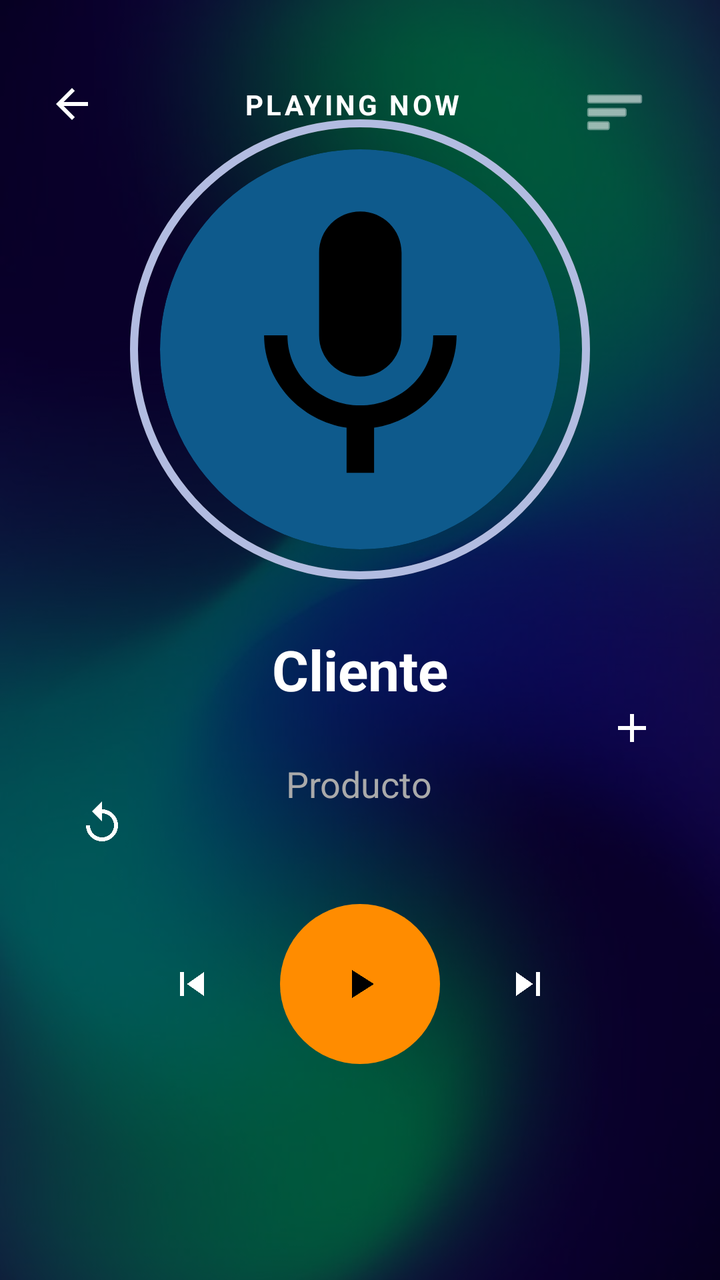
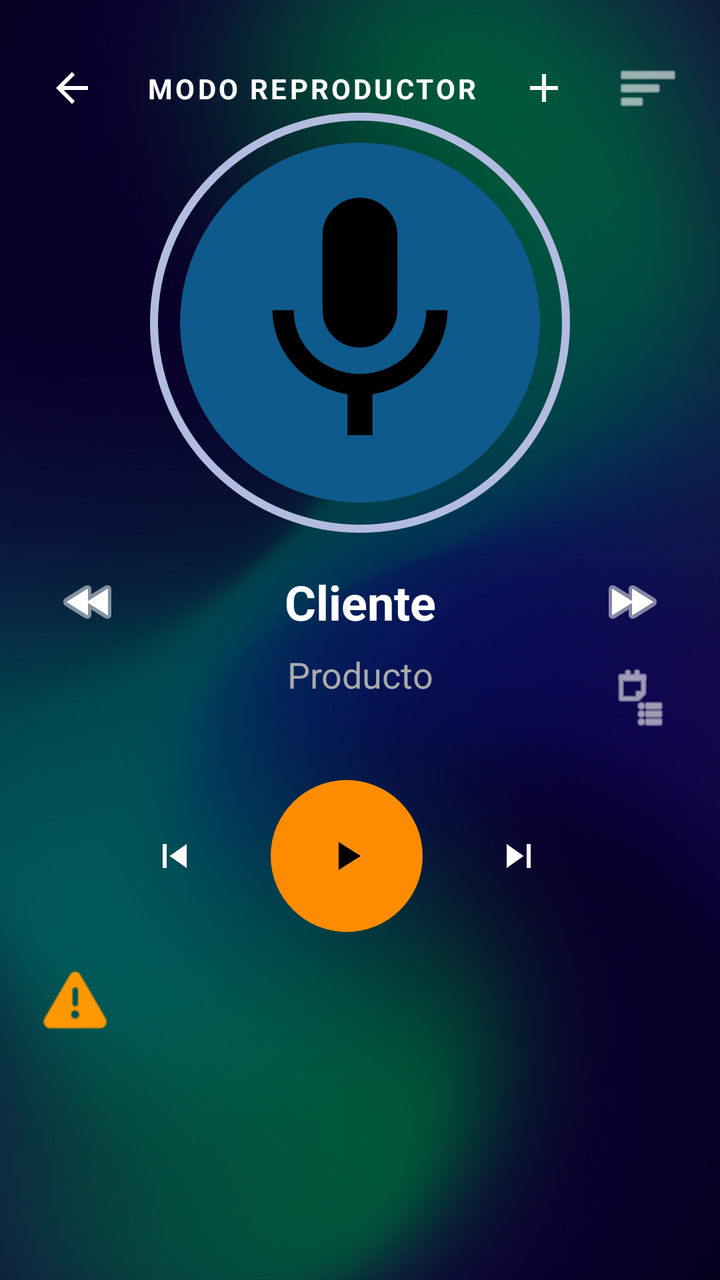

Before-and-after screenshots of an Android layout around one commit, followed by the original layout XML and the change that was made.
<!-- AndroidManifest.xml: application theme Theme.MyApplication -->
<!-- res/layout/pedidos.xml -->
<?xml version="1.0" encoding="utf-8"?>
<androidx.constraintlayout.widget.ConstraintLayout xmlns:android="http://schemas.android.com/apk/res/android"
    xmlns:app="http://schemas.android.com/apk/res-auto"
    xmlns:tools="http://schemas.android.com/tools"
    android:layout_width="match_parent"
    android:layout_height="match_parent"
    android:background="@drawable/fondo"
    tools:context=".service.Pedidos">

    <View
        android:id="@+id/view2"
        android:layout_width="match_parent"
        android:layout_height="match_parent"
        android:background="#A6000000"
        app:layout_constraintBottom_toBottomOf="parent"
        app:layout_constraintEnd_toEndOf="parent"
        app:layout_constraintStart_toStartOf="parent"
        app:layout_constraintTop_toTopOf="parent" />

    <ImageButton
        android:id="@+id/btn_back"
        android:layout_width="wrap_content"
        android:layout_height="wrap_content"
        android:layout_marginStart="8dp"
        android:layout_marginTop="24dp"
        android:background="?attr/selectableItemBackgroundBorderless"
        android:contentDescription="Volver atrás"
        android:padding="16dp"
        android:src="@drawable/ic_arrow_back"
        app:layout_constraintStart_toStartOf="parent"
        app:layout_constraintTop_toTopOf="parent"
        app:tint="@color/white" />

    <ImageButton
        android:id="@+id/btn_more_options"
        android:layout_width="wrap_content"
        android:layout_height="wrap_content"
        android:layout_marginTop="24dp"
        android:layout_marginEnd="8dp"
        android:background="?attr/selectableItemBackgroundBorderless"
        android:contentDescription="Más opciones"
        android:padding="16dp"
        android:src="@android:drawable/ic_menu_sort_by_size"
        app:layout_constraintBottom_toTopOf="@+id/btn_import"
        app:layout_constraintEnd_toEndOf="parent"
        app:layout_constraintHorizontal_bias="0.783"
        app:layout_constraintStart_toEndOf="@+id/tv_playing_now"
        app:layout_constraintTop_toTopOf="parent"
        app:layout_constraintVertical_bias="0.0"
        app:tint="@color/white" />

    <TextView
        android:id="@+id/tv_playing_now"
        android:layout_width="wrap_content"
        android:layout_height="wrap_content"
        android:letterSpacing="0.1"
        android:text="PLAYING NOW"
        android:textColor="@color/white"
        android:textSize="14sp"
        android:textStyle="bold"
        app:layout_constraintBottom_toBottomOf="@+id/btn_back"
        app:layout_constraintEnd_toStartOf="@+id/btn_import"
        app:layout_constraintStart_toEndOf="@+id/btn_back"
        app:layout_constraintTop_toTopOf="@+id/btn_back" />

    <ImageButton
        android:id="@+id/btn_import"
        android:layout_width="wrap_content"
        android:layout_height="wrap_content"
        android:layout_marginTop="336dp"
        android:layout_marginEnd="16dp"
        android:background="?attr/selectableItemBackgroundBorderless"
        android:contentDescription="Importar archivo"
        android:padding="16dp"
        android:src="@drawable/ic_import"
        app:layout_constraintEnd_toEndOf="parent"
        app:layout_constraintTop_toTopOf="parent"
        app:tint="@color/white" />

    <FrameLayout
        android:id="@+id/artist_image_container"
        android:layout_width="wrap_content"
        android:layout_height="wrap_content"
        app:layout_constraintBottom_toTopOf="@+id/guideline_center"
        app:layout_constraintEnd_toEndOf="parent"
        app:layout_constraintStart_toStartOf="parent"
        app:layout_constraintTop_toBottomOf="@+id/tv_playing_now"
        app:layout_constraintVertical_bias="0.6">

        <ImageView
            android:id="@+id/artist_image"
            android:layout_width="200dp"
            android:layout_height="200dp"
            android:layout_gravity="center"
            android:background="@drawable/circle_background"
            android:clipToOutline="true"
            android:scaleType="centerCrop" />

        <View
            android:layout_width="230dp"
            android:layout_height="230dp"
            android:layout_gravity="center"
            android:background="@drawable/circle_progress_track" />

        <View
            android:layout_width="230dp"
            android:layout_height="230dp"
            android:layout_gravity="center"
            android:background="@drawable/circle_progress_fill" />

        <ImageView
            android:id="@+id/imageView3"
            android:layout_width="176dp"
            android:layout_height="165dp"
            android:layout_gravity="center"
            app:srcCompat="@drawable/baseline_mic_24" />

    </FrameLayout>


    <TextView
        android:id="@+id/nombreCliente"
        android:layout_width="wrap_content"
        android:layout_height="wrap_content"
        android:layout_marginBottom="4dp"
        android:text="Cliente"
        android:textColor="@color/white"
        android:textSize="28sp"
        android:textStyle="bold"
        app:layout_constraintBottom_toTopOf="@+id/textoCliente"
        app:layout_constraintEnd_toEndOf="parent"
        app:layout_constraintStart_toStartOf="parent"
        app:layout_constraintTop_toTopOf="@+id/guideline_center"
        app:layout_constraintVertical_bias="0.555" />

    <TextView
        android:id="@+id/textoCliente"
        android:layout_width="wrap_content"
        android:layout_height="wrap_content"
        android:layout_marginBottom="48dp"
        android:text="Producto"
        android:textColor="@color/text_light_gray"
        android:textSize="18sp"
        app:layout_constraintBottom_toTopOf="@+id/control_buttons_layout"
        app:layout_constraintEnd_toEndOf="parent"
        app:layout_constraintHorizontal_bias="0.498"
        app:layout_constraintStart_toStartOf="parent" />

    <ImageButton
        android:id="@+id/btn_repetir"
        android:layout_width="54dp"
        android:layout_height="64dp"
        android:layout_marginStart="20dp"
        android:layout_marginEnd="8dp"
        android:background="?attr/selectableItemBackgroundBorderless"
        android:contentDescription="Repetir Pedido"
        android:padding="8dp"
        android:src="@drawable/ic_replay"
        app:layout_constraintBottom_toBottomOf="@+id/textoCliente"
        app:layout_constraintEnd_toStartOf="@+id/textoCliente"
        app:layout_constraintHorizontal_bias="0.063"
        app:layout_constraintStart_toStartOf="parent"
        app:layout_constraintTop_toTopOf="@+id/textoCliente"
        app:layout_constraintVertical_bias="0.0"
        app:tint="@color/white" />

    <LinearLayout
        android:id="@+id/control_buttons_layout"
        android:layout_width="wrap_content"
        android:layout_height="wrap_content"
        android:layout_marginTop="164dp"
        android:gravity="center"
        android:orientation="horizontal"
        app:layout_constraintEnd_toEndOf="parent"
        app:layout_constraintStart_toStartOf="parent"
        app:layout_constraintTop_toTopOf="@+id/guideline_center">

        <ImageButton
            android:id="@+id/btn_previous"
            android:layout_width="wrap_content"
            android:layout_height="wrap_content"
            android:layout_marginEnd="16dp"
            android:background="?attr/selectableItemBackgroundBorderless"
            android:contentDescription="Canción anterior"
            android:padding="16dp"
            android:src="@drawable/ic_previous"
            app:tint="@color/white" />

        <ImageButton
            android:id="@+id/btn_play_pause"
            android:layout_width="80dp"
            android:layout_height="80dp"
            android:background="@drawable/circle_play_button"
            android:contentDescription="Reproducir/Pausar"
            android:padding="20dp"
            android:src="@drawable/ic_play"
            app:tint="@color/background_dark" />

        <ImageButton
            android:id="@+id/btn_next"
            android:layout_width="wrap_content"
            android:layout_height="wrap_content"
            android:layout_marginStart="16dp"
            android:background="?attr/selectableItemBackgroundBorderless"
            android:contentDescription="Siguiente canción"
            android:padding="16dp"
            android:src="@drawable/ic_next"
            app:tint="@color/white" />
    </LinearLayout>

    <androidx.constraintlayout.widget.Guideline
        android:id="@+id/guideline_center"
        android:layout_width="wrap_content"
        android:layout_height="wrap_content"
        android:orientation="horizontal"
        app:layout_constraintGuide_percent="0.45" />

</androidx.constraintlayout.widget.ConstraintLayout>
<!-- resources referenced by this layout -->
<resources>
  <color name="background_dark">#FF000000</color>
  <color name="text_light_gray">#FFAAAAAA</color>
  <color name="white">#FFFFFFFF</color>
  <!-- drawable circle_background (drawable) -->
  <?xml version="1.0" encoding="utf-8"?>
  <shape xmlns:android="http://schemas.android.com/apk/res/android"
      android:shape="oval">
      <solid android:color="#0E5A8C"/> <size android:width="200dp" android:height="200dp"/>
  </shape>
  <!-- drawable circle_play_button (drawable) -->
  <?xml version="1.0" encoding="utf-8"?>
  <shape xmlns:android="http://schemas.android.com/apk/res/android"
      android:shape="oval">
      <solid android:color="@color/orange_accent" />
  </shape>
  <!-- drawable circle_progress_fill (drawable) -->
  <?xml version="1.0" encoding="utf-8"?>
  <shape xmlns:android="http://schemas.android.com/apk/res/android"
      android:shape="oval">
      <solid android:color="@android:color/transparent" />
      <stroke android:width="4dp" android:color="#B2BCE1" />
  </shape>
  <!-- drawable circle_progress_track (drawable) -->
  <?xml version="1.0" encoding="utf-8"?>
  <shape xmlns:android="http://schemas.android.com/apk/res/android"
      android:shape="oval">
      <stroke android:width="4dp" android:color="#33FFA500" /> </shape>
  <!-- drawable ic_arrow_back (drawable) -->
  <vector xmlns:android="http://schemas.android.com/apk/res/android"
      android:width="24dp"
      android:height="24dp"
      android:viewportWidth="24"
      android:viewportHeight="24">
      <path
          android:fillColor="@android:color/white"
          android:pathData="M20,11H7.83l5.59,-5.59L12,4l-8,8 8,8 1.41,-1.41L7.83,13H20z"/>
  </vector>
  <!-- drawable ic_import (drawable) -->
  <vector android:height="24dp" android:tint="#000000"
      android:viewportHeight="24" android:viewportWidth="24"
      android:width="24dp" xmlns:android="http://schemas.android.com/apk/res/android">
      <path android:fillColor="@android:color/white" android:pathData="M19,13h-6v6h-2v-6H5v-2h6V5h2v6h6v2z"/>
  </vector>
  <!-- drawable ic_next (drawable) -->
  <vector xmlns:android="http://schemas.android.com/apk/res/android"
      android:width="24dp"
      android:height="24dp"
      android:viewportWidth="24"
      android:viewportHeight="24">
      <path
          android:fillColor="@android:color/white"
          android:pathData="M6,18l8.5,-6L6,6v12zM16,6h2v12h-2V6z"/>
  </vector>
  <!-- drawable ic_play (drawable) -->
  <vector android:height="24dp" android:tint="#000000"
      android:viewportHeight="24" android:viewportWidth="24"
      android:width="24dp" xmlns:android="http://schemas.android.com/apk/res/android">
      <path android:fillColor="@android:color/white" android:pathData="M8,5v14l11,-7z"/>
  </vector>
  <!-- drawable ic_previous (drawable) -->
  <vector android:height="24dp" android:tint="#000000"
      android:viewportHeight="24" android:viewportWidth="24"
      android:width="24dp" xmlns:android="http://schemas.android.com/apk/res/android">
      <path android:fillColor="@android:color/white" android:pathData="M6,6h2v12L6,18zM9.5,12l8.5,6L18,6z"/>
  </vector>
  <!-- drawable ic_replay (drawable) -->
  <vector xmlns:android="http://schemas.android.com/apk/res/android"
      android:width="24dp"
      android:height="24dp"
      android:viewportWidth="24"
      android:viewportHeight="24">
      <path
          android:fillColor="@android:color/white"
          android:pathData="M12,5V1L7,6l5,5V7c3.31,0 6,2.69 6,6s-2.69,6 -6,6s-6,-2.69 -6,-6H4c0,4.42 3.58,8 8,8s8,-3.58 8,-8S16.42,5 12,5z"/>
  </vector>
  <style name="Theme.MyApplication" parent="Theme.MaterialComponents.DayNight.NoActionBar">
          
          <item name="colorPrimary">#1A237E</item>
          <item name="colorPrimaryVariant">#0D1B5E</item>
          <item name="colorOnPrimary">#FFFFFF</item>
      </style>
  <color name="orange_accent">#FFFF8C00</color>
  <!-- unchanged entries left out for length: 2 -->
</resources>

<!-- the commit's change to res/layout/pedidos.xml (unified diff, before → after) -->
@@ -7,6 +7,7 @@
     android:background="@drawable/fondo"
     tools:context=".service.Pedidos">
 
+    
     <View
         android:id="@+id/view2"
         android:layout_width="match_parent"
@@ -17,12 +18,13 @@
         app:layout_constraintStart_toStartOf="parent"
         app:layout_constraintTop_toTopOf="parent" />
 
+    
     <ImageButton
         android:id="@+id/btn_back"
         android:layout_width="wrap_content"
         android:layout_height="wrap_content"
         android:layout_marginStart="8dp"
-        android:layout_marginTop="24dp"
+        android:layout_marginTop="16dp"
         android:background="?attr/selectableItemBackgroundBorderless"
         android:contentDescription="Volver atrás"
         android:padding="16dp"
@@ -31,30 +33,13 @@
         app:layout_constraintTop_toTopOf="parent"
         app:tint="@color/white" />
 
-    <ImageButton
-        android:id="@+id/btn_more_options"
-        android:layout_width="wrap_content"
-        android:layout_height="wrap_content"
-        android:layout_marginTop="24dp"
-        android:layout_marginEnd="8dp"
-        android:background="?attr/selectableItemBackgroundBorderless"
-        android:contentDescription="Más opciones"
-        android:padding="16dp"
-        android:src="@android:drawable/ic_menu_sort_by_size"
-        app:layout_constraintBottom_toTopOf="@+id/btn_import"
-        app:layout_constraintEnd_toEndOf="parent"
-        app:layout_constraintHorizontal_bias="0.783"
-        app:layout_constraintStart_toEndOf="@+id/tv_playing_now"
-        app:layout_constraintTop_toTopOf="parent"
-        app:layout_constraintVertical_bias="0.0"
-        app:tint="@color/white" />
-
     <TextView
         android:id="@+id/tv_playing_now"
-        android:layout_width="wrap_content"
-        android:layout_height="wrap_content"
+        android:layout_width="0dp"
+        android:layout_height="wrap_content"
+        android:gravity="center"
         android:letterSpacing="0.1"
-        android:text="PLAYING NOW"
+        android:text="MODO REPRODUCTOR"
         android:textColor="@color/white"
         android:textSize="14sp"
         android:textStyle="bold"
@@ -63,20 +48,44 @@
         app:layout_constraintStart_toEndOf="@+id/btn_back"
         app:layout_constraintTop_toTopOf="@+id/btn_back" />
 
+    
     <ImageButton
         android:id="@+id/btn_import"
         android:layout_width="wrap_content"
         android:layout_height="wrap_content"
-        android:layout_marginTop="336dp"
-        android:layout_marginEnd="16dp"
         android:background="?attr/selectableItemBackgroundBorderless"
         android:contentDescription="Importar archivo"
-        android:padding="16dp"
+        android:padding="12dp"
         android:src="@drawable/ic_import"
-        app:layout_constraintEnd_toEndOf="parent"
-        app:layout_constraintTop_toTopOf="parent"
-        app:tint="@color/white" />
-
+        app:layout_constraintBottom_toBottomOf="@+id/btn_back"
+        app:layout_constraintEnd_toStartOf="@+id/btn_more_options"
+        app:layout_constraintTop_toTopOf="@+id/btn_back"
+        app:tint="@color/white" />
+
+    
+    <ImageButton
+        android:id="@+id/btn_more_options"
+        android:layout_width="wrap_content"
+        android:layout_height="wrap_content"
+        android:layout_marginEnd="8dp"
+        android:background="?attr/selectableItemBackgroundBorderless"
+        android:contentDescription="Más opciones"
+        android:padding="12dp"
+        android:src="@android:drawable/ic_menu_sort_by_size"
+        app:layout_constraintBottom_toBottomOf="@+id/btn_back"
+        app:layout_constraintEnd_toEndOf="parent"
+        app:layout_constraintTop_toTopOf="@+id/btn_back"
+        app:tint="@color/white" />
+
+    
+    <androidx.constraintlayout.widget.Guideline
+        android:id="@+id/guideline_center"
+        android:layout_width="wrap_content"
+        android:layout_height="wrap_content"
+        android:orientation="horizontal"
+        app:layout_constraintGuide_percent="0.42" />
+
+    
     <FrameLayout
         android:id="@+id/artist_image_container"
         android:layout_width="wrap_content"
@@ -84,135 +93,192 @@
         app:layout_constraintBottom_toTopOf="@+id/guideline_center"
         app:layout_constraintEnd_toEndOf="parent"
         app:layout_constraintStart_toStartOf="parent"
-        app:layout_constraintTop_toBottomOf="@+id/tv_playing_now"
-        app:layout_constraintVertical_bias="0.6">
+        app:layout_constraintTop_toBottomOf="@+id/tv_playing_now">
 
         <ImageView
             android:id="@+id/artist_image"
-            android:layout_width="200dp"
-            android:layout_height="200dp"
+            android:layout_width="180dp"
+            android:layout_height="180dp"
             android:layout_gravity="center"
             android:background="@drawable/circle_background"
             android:clipToOutline="true"
             android:scaleType="centerCrop" />
 
         <View
-            android:layout_width="230dp"
-            android:layout_height="230dp"
+            android:layout_width="210dp"
+            android:layout_height="210dp"
             android:layout_gravity="center"
             android:background="@drawable/circle_progress_track" />
 
         <View
-            android:layout_width="230dp"
-            android:layout_height="230dp"
+            android:layout_width="210dp"
+            android:layout_height="210dp"
             android:layout_gravity="center"
             android:background="@drawable/circle_progress_fill" />
 
         <ImageView
             android:id="@+id/imageView3"
-            android:layout_width="176dp"
-            android:layout_height="165dp"
+            android:layout_width="150dp"
+            android:layout_height="150dp"
             android:layout_gravity="center"
             app:srcCompat="@drawable/baseline_mic_24" />
 
     </FrameLayout>
 
-
+    
+    
+    
+
+    
+    <ImageButton
+        android:id="@+id/btn_prev_client"
+        android:layout_width="wrap_content"
+        android:layout_height="wrap_content"
+        android:layout_marginStart="16dp"
+        android:background="?attr/selectableItemBackgroundBorderless"
+        android:contentDescription="Cliente anterior"
+        android:padding="12dp"
+        android:src="@android:drawable/ic_media_rew"
+        app:layout_constraintBottom_toBottomOf="@+id/nombreCliente"
+        app:layout_constraintStart_toStartOf="parent"
+        app:layout_constraintTop_toTopOf="@+id/nombreCliente"
+        app:tint="@color/white" />
+
+    
     <TextView
         android:id="@+id/nombreCliente"
-        android:layout_width="wrap_content"
-        android:layout_height="wrap_content"
-        android:layout_marginBottom="4dp"
+        android:layout_width="0dp"
+        android:layout_height="wrap_content"
+        android:layout_marginStart="8dp"
+        android:layout_marginTop="16dp"
+        android:layout_marginEnd="8dp"
+        android:gravity="center"
         android:text="Cliente"
         android:textColor="@color/white"
-        android:textSize="28sp"
+        android:textSize="24sp"
         android:textStyle="bold"
-        app:layout_constraintBottom_toTopOf="@+id/textoCliente"
-        app:layout_constraintEnd_toEndOf="parent"
-        app:layout_constraintStart_toStartOf="parent"
-        app:layout_constraintTop_toTopOf="@+id/guideline_center"
-        app:layout_constraintVertical_bias="0.555" />
-
+        app:layout_constraintEnd_toStartOf="@+id/btn_next_client"
+        app:layout_constraintStart_toEndOf="@+id/btn_prev_client"
+        app:layout_constraintTop_toBottomOf="@+id/guideline_center" />
+
+    
+    <ImageButton
+        android:id="@+id/btn_next_client"
+        android:layout_width="wrap_content"
+        android:layout_height="wrap_content"
+        android:layout_marginEnd="16dp"
+        android:background="?attr/selectableItemBackgroundBorderless"
+        android:contentDescription="Cliente siguiente"
+        android:padding="12dp"
+        android:src="@android:drawable/ic_media_ff"
+        app:layout_constraintBottom_toBottomOf="@+id/nombreCliente"
+        app:layout_constraintEnd_toEndOf="parent"
+        app:layout_constraintTop_toTopOf="@+id/nombreCliente"
+        app:tint="@color/white" />
+
+    
     <TextView
         android:id="@+id/textoCliente"
-        android:layout_width="wrap_content"
-        android:layout_height="wrap_content"
-        android:layout_marginBottom="48dp"
+        android:layout_width="0dp"
+        android:layout_height="wrap_content"
+        android:layout_marginStart="32dp"
+        android:layout_marginTop="8dp"
+        android:layout_marginEnd="32dp"
+        android:gravity="center"
         android:text="Producto"
         android:textColor="@color/text_light_gray"
         android:textSize="18sp"
-        app:layout_constraintBottom_toTopOf="@+id/control_buttons_layout"
-        app:layout_constraintEnd_toEndOf="parent"
-        app:layout_constraintHorizontal_bias="0.498"
-        app:layout_constraintStart_toStartOf="parent" />
-
-    <ImageButton
-        android:id="@+id/btn_repetir"
-        android:layout_width="54dp"
-        android:layout_height="64dp"
-        android:layout_marginStart="20dp"
-        android:layout_marginEnd="8dp"
-        android:background="?attr/selectableItemBackgroundBorderless"
-        android:contentDescription="Repetir Pedido"
+        app:layout_constraintEnd_toEndOf="parent"
+        app:layout_constraintStart_toStartOf="parent"
+        app:layout_constraintTop_toBottomOf="@+id/nombreCliente" />
+
+    
+
+    
+    
+    
+    
+
+    <ImageButton
+        android:id="@+id/btn_ver_lista"
+        android:layout_width="48dp"
+        android:layout_height="48dp"
+        android:layout_marginEnd="16dp"
+        android:background="?attr/selectableItemBackgroundBorderless"
+        android:contentDescription="Ver lista de productos"
         android:padding="8dp"
-        android:src="@drawable/ic_replay"
+        android:src="@android:drawable/ic_menu_agenda"
         app:layout_constraintBottom_toBottomOf="@+id/textoCliente"
-        app:layout_constraintEnd_toStartOf="@+id/textoCliente"
-        app:layout_constraintHorizontal_bias="0.063"
-        app:layout_constraintStart_toStartOf="parent"
+        app:layout_constraintEnd_toEndOf="parent"
         app:layout_constraintTop_toTopOf="@+id/textoCliente"
         app:layout_constraintVertical_bias="0.0"
         app:tint="@color/white" />
 
+    <ImageButton
+        android:id="@+id/btn_faltante"
+        android:layout_width="48dp"
+        android:layout_height="48dp"
+        android:layout_marginTop="60dp"
+        android:background="?attr/selectableItemBackgroundBorderless"
+        android:contentDescription="Reportar Faltante"
+        android:padding="8dp"
+        android:src="@android:drawable/ic_dialog_alert"
+        app:layout_constraintBottom_toBottomOf="parent"
+        app:layout_constraintEnd_toEndOf="parent"
+        app:layout_constraintHorizontal_bias="0.044"
+        app:layout_constraintStart_toStartOf="parent"
+        app:layout_constraintTop_toBottomOf="@+id/textoCliente"
+        app:layout_constraintVertical_bias="0.372"
+        app:tint="#FF9800" />
+
     <LinearLayout
         android:id="@+id/control_buttons_layout"
         android:layout_width="wrap_content"
         android:layout_height="wrap_content"
-        android:layout_marginTop="164dp"
         android:gravity="center"
         android:orientation="horizontal"
-        app:layout_constraintEnd_toEndOf="parent"
-        app:layout_constraintStart_toStartOf="parent"
-        app:layout_constraintTop_toTopOf="@+id/guideline_center">
-
+        app:layout_constraintBottom_toBottomOf="parent"
+        app:layout_constraintEnd_toEndOf="parent"
+        app:layout_constraintHorizontal_bias="0.45"
+        app:layout_constraintStart_toStartOf="parent"
+        app:layout_constraintTop_toBottomOf="@+id/textoCliente"
+        app:layout_constraintVertical_bias="0.19">
+
+        
         <ImageButton
             android:id="@+id/btn_previous"
             android:layout_width="wrap_content"
             android:layout_height="wrap_content"
-            android:layout_marginEnd="16dp"
+            android:layout_marginEnd="20dp"
             android:background="?attr/selectableItemBackgroundBorderless"
-            android:contentDescription="Canción anterior"
+            android:contentDescription="Artículo anterior"
             android:padding="16dp"
             android:src="@drawable/ic_previous"
             app:tint="@color/white" />
 
+        
         <ImageButton
             android:id="@+id/btn_play_pause"
-            android:layout_width="80dp"
-            android:layout_height="80dp"
+            android:layout_width="76dp"
+            android:layout_height="76dp"
             android:background="@drawable/circle_play_button"
             android:contentDescription="Reproducir/Pausar"
-            android:padding="20dp"
+            android:padding="18dp"
             android:src="@drawable/ic_play"
             app:tint="@color/background_dark" />
 
+        
         <ImageButton
             android:id="@+id/btn_next"
             android:layout_width="wrap_content"
             android:layout_height="wrap_content"
-            android:layout_marginStart="16dp"
+            android:layout_marginStart="20dp"
             android:background="?attr/selectableItemBackgroundBorderless"
-            android:contentDescription="Siguiente canción"
+            android:contentDescription="Siguiente artículo"
             android:padding="16dp"
             android:src="@drawable/ic_next"
             app:tint="@color/white" />
+
     </LinearLayout>
 
-    <androidx.constraintlayout.widget.Guideline
-        android:id="@+id/guideline_center"
-        android:layout_width="wrap_content"
-        android:layout_height="wrap_content"
-        android:orientation="horizontal"
-        app:layout_constraintGuide_percent="0.45" />
-
 </androidx.constraintlayout.widget.ConstraintLayout>
<!-- resource entries referenced after the edit -->
@@ -65,16 +65,6 @@
       android:width="24dp" xmlns:android="http://schemas.android.com/apk/res/android">
       <path android:fillColor="@android:color/white" android:pathData="M6,6h2v12L6,18zM9.5,12l8.5,6L18,6z"/>
   </vector>
-  <!-- drawable ic_replay (drawable) -->
-  <vector xmlns:android="http://schemas.android.com/apk/res/android"
-      android:width="24dp"
-      android:height="24dp"
-      android:viewportWidth="24"
-      android:viewportHeight="24">
-      <path
-          android:fillColor="@android:color/white"
-          android:pathData="M12,5V1L7,6l5,5V7c3.31,0 6,2.69 6,6s-2.69,6 -6,6s-6,-2.69 -6,-6H4c0,4.42 3.58,8 8,8s8,-3.58 8,-8S16.42,5 12,5z"/>
-  </vector>
   <style name="Theme.MyApplication" parent="Theme.MaterialComponents.DayNight.NoActionBar">
           
           <item name="colorPrimary">#1A237E</item>
